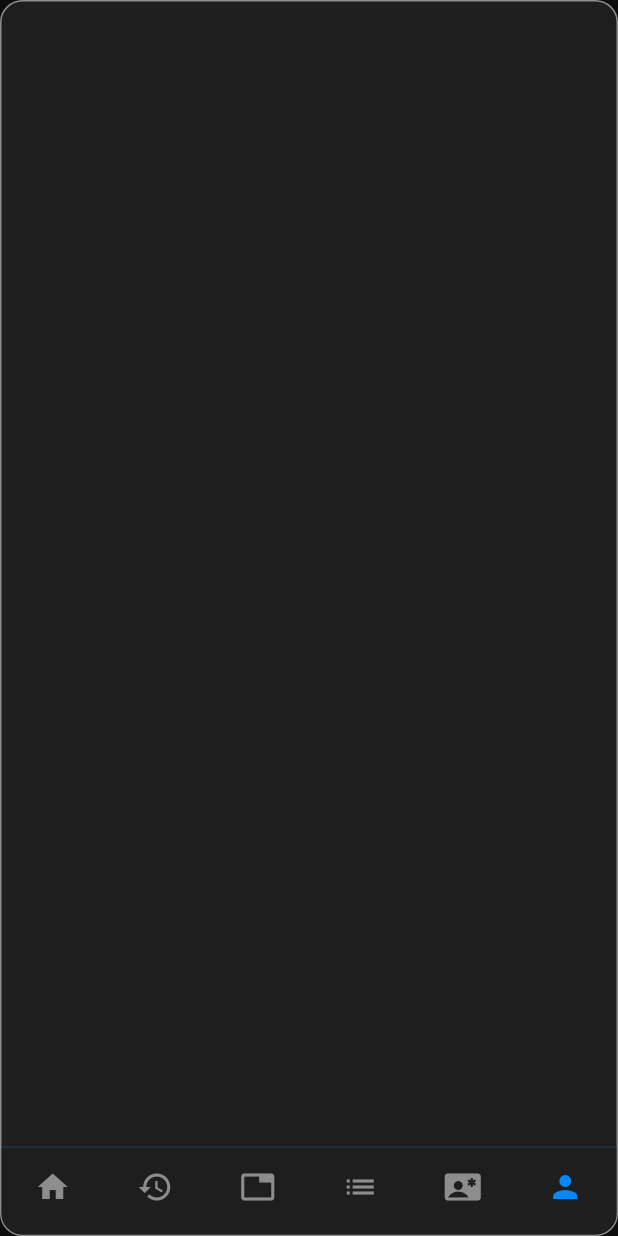
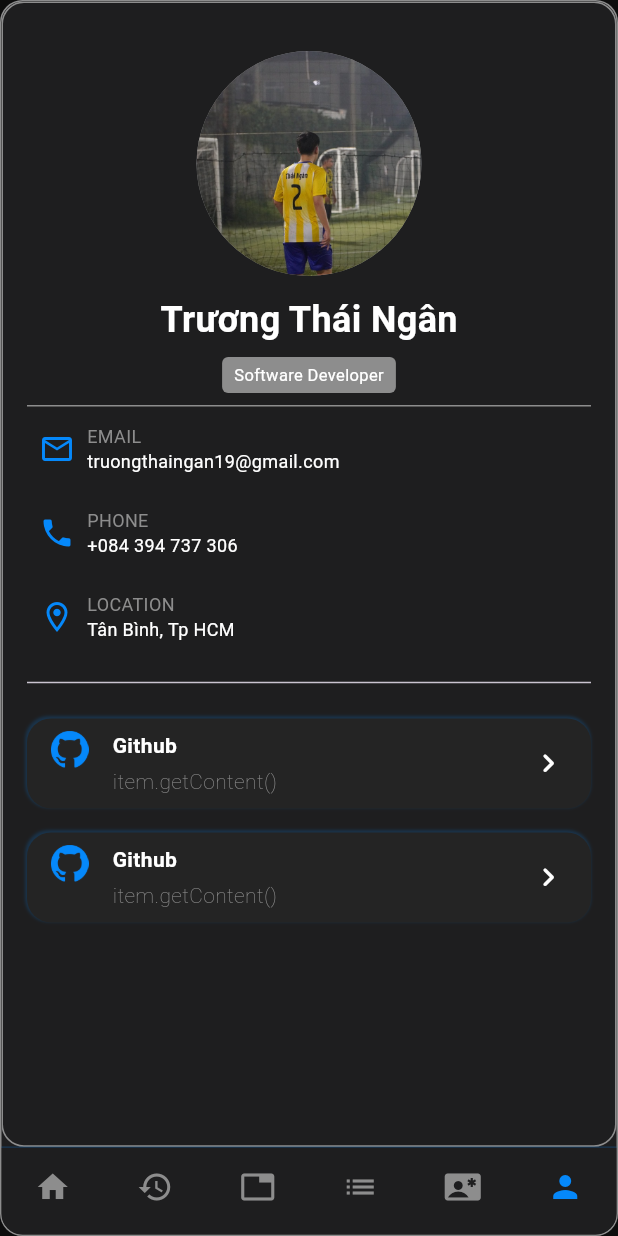
Before and after one commit to TruongThaiNgan/portfolio, a Flutter app: the screen it shows after launch, item 6 of the bottom bar chosen, on a phone screen of 412 x 824 dp. Run offline on Flutter 3.47's test engine with Material 3 defaults, Android fonts, the phone set to English and light mode, and no system bars; our stand-ins replace device_info_plus, dio, flutter_bloc, get_it, go_router, logger and 3 more; missing offline and left inert: timeline_list; generated files the repository leaves out were written again.

Commit message:
update: ui for profile responsive, resume responsive

```diff
--- a/lib/presentation/home/home_screen.dart
+++ b/lib/presentation/home/home_screen.dart
@@ -31,14 +31,14 @@ class HomeScreen extends StatelessWidget {
         horizontal: MediaQuery.of(context).size.width * 0.05,
         vertical: MediaQuery.of(context).size.height * 0.05,
       ),
-      child: Row(
+      child: const Row(
         crossAxisAlignment: CrossAxisAlignment.start,
         children: [
           ProfileSidebar(),
-          const SizedBox(
+          SizedBox(
             width: 32,
           ),
-          const Expanded(
+          Expanded(
             child: HomeContent(),
           ),
         ],
--- a/lib/presentation/home/widgets/home_content.dart
+++ b/lib/presentation/home/widgets/home_content.dart
@@ -4,6 +4,7 @@ import 'package:flutter_boilerplate/constants/enums.dart';
 import 'package:flutter_boilerplate/presentation/about_me/about_me_screen.dart';
 import 'package:flutter_boilerplate/presentation/blogs/blogs_screen.dart';
 import 'package:flutter_boilerplate/presentation/contact/contact_screen.dart';
+import 'package:flutter_boilerplate/presentation/home/widgets/profile_sidebar.dart';
 import 'package:flutter_boilerplate/presentation/old_projects/old_projects_screen.dart';
 import 'package:flutter_boilerplate/presentation/resume/resume_screen.dart';
 import 'package:flutter_boilerplate/presentation/widgets/card_wrapper.dart';
@@ -46,13 +47,13 @@ class _HomeContentState extends State<HomeContent>
             child: TabBarView(
               physics: const NeverScrollableScrollPhysics(),
               controller: tabController,
-              children: <Widget>[
-                const AboutMeScreen(),
-                const ResumeScreen(),
-                const OldProjectsScreen(),
-                const BlogsScreen(),
-                const ContactScreen(),
-                Container()
+              children: const <Widget>[
+                AboutMeScreen(),
+                ResumeScreen(),
+                OldProjectsScreen(),
+                BlogsScreen(),
+                ContactScreen(),
+                ProfileSidebar(),
               ],
             ),
           ),
--- /dev/null
+++ b/lib/presentation/home/widgets/mobile_other_item.dart
@@ -0,0 +1,90 @@
+import 'package:flutter/material.dart';
+import 'package:flutter_boilerplate/constants/assets.gen.dart';
+import 'package:flutter_boilerplate/constants/colors.dart';
+import 'package:flutter_boilerplate/constants/styles.dart';
+
+class MobileOtherItem extends StatelessWidget {
+  const MobileOtherItem({super.key});
+
+  @override
+  Widget build(BuildContext context) {
+    return Container(
+      decoration: BoxDecoration(
+        borderRadius: BorderRadius.circular(16),
+        color: AppColors.secondaryBackground,
+        boxShadow: [
+          BoxShadow(
+            color: AppColors.primary.withValues(alpha: 0.2),
+            spreadRadius: 0.5,
+            blurRadius: 1,
+            offset: const Offset(-0.5, -1),
+          ),
+        ],
+      ),
+      padding: const EdgeInsets.symmetric(vertical: 8, horizontal: 16),
+      child: Row(
+        crossAxisAlignment: CrossAxisAlignment.start,
+        children: [
+          _icon(),
+          const SizedBox(width: 16),
+          Expanded(
+            child: Row(
+              mainAxisAlignment: MainAxisAlignment.spaceBetween,
+              children: [
+                Column(
+                  crossAxisAlignment: CrossAxisAlignment.start,
+                  children: [
+                    _title(),
+                    const SizedBox(
+                      height: 4,
+                    ),
+                    content(),
+                  ],
+                ),
+                _moveIcon(),
+              ],
+            ),
+          )
+        ],
+      ),
+    );
+  }
+
+  Widget _moveIcon() {
+    return const Icon(
+      Icons.keyboard_arrow_right_rounded,
+      size: 25,
+      color: AppColors.text,
+    );
+  }
+
+  Widget _icon() {
+    return Container(
+      child: Assets.icons.github.image(
+        width: 25,
+        height: 25,
+        color: AppColors.primary,
+      ),
+    );
+  }
+
+  Widget _title() {
+    return Text(
+      "Github",
+      style: AppStyles.body.copyWith(
+        fontWeight: FontWeight.bold,
+      ),
+    );
+  }
+
+  Widget content() {
+    return Text(
+      "item.getContent()",
+      softWrap: true,
+      style: AppStyles.body.copyWith(
+        fontWeight: FontWeight.w100,
+        color: AppColors.secondaryText,
+      ),
+    );
+  }
+}
--- a/lib/presentation/home/widgets/profile_sidebar.dart
+++ b/lib/presentation/home/widgets/profile_sidebar.dart
@@ -3,18 +3,13 @@ import 'package:flutter_boilerplate/constants/assets.gen.dart';
 import 'package:flutter_boilerplate/constants/colors.dart';
 import 'package:flutter_boilerplate/constants/enums.dart';
 import 'package:flutter_boilerplate/presentation/home/widgets/home_contact_item.dart';
+import 'package:flutter_boilerplate/presentation/home/widgets/mobile_other_item.dart';
 import 'package:flutter_boilerplate/presentation/home/widgets/other_contact_item.dart';
 import 'package:flutter_boilerplate/presentation/widgets/card_wrapper.dart';
 import 'package:responsive_framework/responsive_framework.dart';
 
 class ProfileSidebar extends StatelessWidget {
-  ProfileSidebar({super.key});
-
-  final List<HomeContact> contacts = [
-    HomeContact.email,
-    HomeContact.phone,
-    HomeContact.location,
-  ];
+  const ProfileSidebar({super.key});
 
   @override
   Widget build(BuildContext context) {
@@ -42,13 +37,43 @@ class ProfileSidebar extends StatelessWidget {
     );
   }
 
+  Widget _mobileView() {
+    return const Column(
+      crossAxisAlignment: CrossAxisAlignment.start,
+      children: [
+        Divider(
+          thickness: 1,
+        ),
+        SizedBox(
+          height: 16,
+        ),
+        Column(
+          spacing: 16,
+          children: [
+            MobileOtherItem(),
+            MobileOtherItem(),
+          ],
+        ),
+      ],
+    );
+  }
+
   Widget _otherContacts() {
+    return LayoutBuilder(
+      builder: (context, _) {
+        if (ResponsiveBreakpoints.of(context)
+            .smallerThan(XResponsiveBreakpoint.medium.name)) {
+          return _mobileView();
+        }
+
         return Row(
           mainAxisAlignment: MainAxisAlignment.center,
           children: [
             OtherContactItem(icon: Assets.icons.github),
             OtherContactItem(icon: Assets.icons.linkedIn, isLast: true),
           ],
+        );
+      },
     );
   }
 
@@ -95,7 +120,13 @@ class ProfileSidebar extends StatelessWidget {
   }
 
   Widget _quickContactSection() {
-    return Column(
+    final List<HomeContact> contacts = [
+      HomeContact.email,
+      HomeContact.phone,
+      HomeContact.location,
+    ];
+    return SingleChildScrollView(
+      child: Column(
         children: [
           ...contacts.map(
             (e) => HomeContactItem(
@@ -104,6 +135,7 @@ class ProfileSidebar extends StatelessWidget {
           ),
           _otherContacts(),
         ],
+      ),
     );
   }
 }
```
Also changed, not shown: lib/presentation/blogs/blogs_screen.dart (+26 -7 lines), lib/presentation/resume/widgets/timeline_history.dart (+20 -0 lines). Lines whose indentation alone changed are shown as unchanged.
